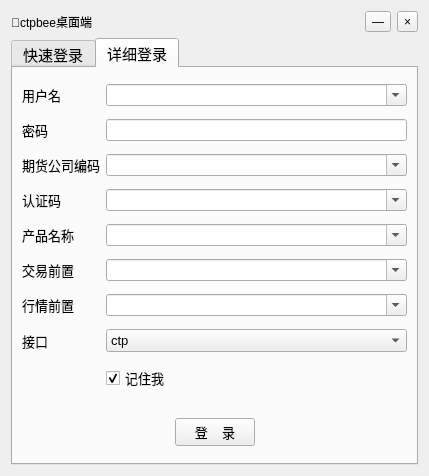
Before: the Qt Designer form app/ui/signin.ui in ctpbee/ctpbee_desktop, drawn with Qt 5.
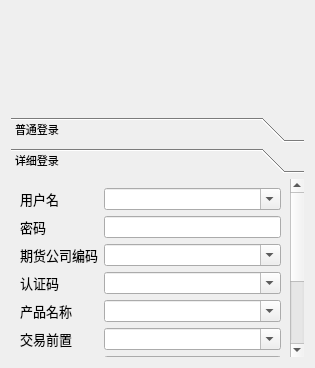
After: the same form once the commit is applied. The open tabs and pages were chosen to show the change. Icons and pictures are not drawn.

```diff
--- a/app/ui/signin.ui
+++ b/app/ui/signin.ui
@@ -9,8 +9,8 @@
    <rect>
     <x>0</x>
     <y>0</y>
-    <width>429</width>
-    <height>476</height>
+    <width>315</width>
+    <height>368</height>
    </rect>
   </property>
   <property name="minimumSize">
@@ -37,45 +37,26 @@
   </property>
   <layout class="QVBoxLayout" name="verticalLayout_3" stretch="0,0">
    <item>
-    <layout class="QHBoxLayout" name="horizontalLayout_3">
-     <item>
-      <widget class="QLabel" name="title">
-       <property name="text">
-        <string>🌈ctpbee桌面端</string>
-       </property>
-      </widget>
-     </item>
-     <item>
-      <spacer name="horizontalSpacer_4">
-       <property name="orientation">
-        <enum>Qt::Horizontal</enum>
-       </property>
-       <property name="sizeHint" stdset="0">
-        <size>
-         <width>40</width>
-         <height>20</height>
-        </size>
-       </property>
-      </spacer>
-     </item>
-     <item>
-      <widget class="QToolButton" name="min_btn">
-       <property name="text">
-        <string>—</string>
-       </property>
-      </widget>
-     </item>
-     <item>
-      <widget class="QToolButton" name="close_btn">
-       <property name="text">
-        <string>×</string>
-       </property>
-      </widget>
-     </item>
-    </layout>
+    <widget class="QLabel" name="label">
+     <property name="minimumSize">
+      <size>
+       <width>0</width>
+       <height>100</height>
+      </size>
+     </property>
+     <property name="layoutDirection">
+      <enum>Qt::LeftToRight</enum>
+     </property>
+     <property name="styleSheet">
+      <string notr="true">image: url(:/menu/images/bee_temp_grey.png);</string>
+     </property>
+     <property name="text">
+      <string/>
+     </property>
+    </widget>
    </item>
    <item>
-    <widget class="QTabWidget" name="login_tab">
+    <widget class="QToolBox" name="login_tab">
      <property name="sizePolicy">
       <sizepolicy hsizetype="Expanding" vsizetype="Expanding">
        <horstretch>100</horstretch>
@@ -84,24 +65,15 @@
      </property>
      <property name="font">
       <font>
-       <pointsize>11</pointsize>
+       <pointsize>8</pointsize>
       </font>
      </property>
      <property name="styleSheet">
       <string notr="true"/>
      </property>
-     <property name="tabPosition">
-      <enum>QTabWidget::North</enum>
-     </property>
-     <property name="tabShape">
-      <enum>QTabWidget::Rounded</enum>
-     </property>
-     <property name="currentIndex">
-      <number>0</number>
-     </property>
-     <widget class="QWidget" name="login1">
-      <attribute name="title">
-       <string>快速登录</string>
+     <widget class="QWidget" name="login_tabPage1" native="true">
+      <attribute name="label">
+       <string>普通登录</string>
       </attribute>
       <layout class="QFormLayout" name="formLayout">
        <item row="1" column="0">
@@ -285,103 +257,13 @@
          </item>
         </layout>
        </item>
-       <item row="6" column="0">
-        <spacer name="verticalSpacer">
-         <property name="orientation">
-          <enum>Qt::Vertical</enum>
-         </property>
-         <property name="sizeHint" stdset="0">
-          <size>
-           <width>20</width>
-           <height>40</height>
-          </size>
-         </property>
-        </spacer>
-       </item>
-       <item row="1" column="1">
-        <widget class="QComboBox" name="userid_sim">
-         <property name="font">
-          <font>
-           <pointsize>8</pointsize>
-          </font>
-         </property>
-         <property name="mouseTracking">
-          <bool>false</bool>
-         </property>
-         <property name="focusPolicy">
-          <enum>Qt::WheelFocus</enum>
-         </property>
-         <property name="editable">
-          <bool>true</bool>
-         </property>
-        </widget>
-       </item>
-       <item row="2" column="1">
-        <widget class="QLineEdit" name="password_sim">
-         <property name="font">
-          <font>
-           <pointsize>8</pointsize>
-          </font>
-         </property>
-         <property name="echoMode">
-          <enum>QLineEdit::Password</enum>
-         </property>
-        </widget>
-       </item>
-       <item row="0" column="0" colspan="2">
-        <widget class="QLabel" name="label">
-         <property name="minimumSize">
-          <size>
-           <width>0</width>
-           <height>100</height>
-          </size>
-         </property>
-         <property name="layoutDirection">
-          <enum>Qt::LeftToRight</enum>
-         </property>
-         <property name="styleSheet">
-          <string notr="true">image: url(:/menu/images/bee_temp_grey.png);</string>
-         </property>
-         <property name="text">
-          <string/>
-         </property>
-        </widget>
-       </item>
-       <item row="6" column="1">
-        <layout class="QHBoxLayout" name="horizontalLayout_4">
-         <item>
-          <widget class="QCheckBox" name="remember_me_sim">
-           <property name="font">
-            <font>
-             <pointsize>10</pointsize>
-            </font>
-           </property>
-           <property name="text">
-            <string>记住我</string>
-           </property>
-          </widget>
-         </item>
-         <item>
-          <widget class="QCheckBox" name="auto_login_sim">
-           <property name="font">
-            <font>
-             <pointsize>10</pointsize>
-            </font>
-           </property>
-           <property name="text">
-            <string>自动登录</string>
-           </property>
-          </widget>
-         </item>
-        </layout>
-       </item>
       </layout>
      </widget>
-     <widget class="QWidget" name="login2">
-      <attribute name="title">
+     <widget class="QWidget" name="login_tabPage2" native="true">
+      <attribute name="label">
        <string>详细登录</string>
       </attribute>
-      <layout class="QFormLayout" name="formLayout_2">
+      <layout class="QGridLayout" name="gridLayout_2">
        <item row="0" column="0">
         <widget class="QLabel" name="label_6">
          <property name="font">
@@ -396,6 +278,18 @@
          </property>
         </widget>
        </item>
+       <item row="0" column="1">
+        <widget class="QComboBox" name="userid">
+         <property name="font">
+          <font>
+           <pointsize>8</pointsize>
+          </font>
+         </property>
+         <property name="editable">
+          <bool>true</bool>
+         </property>
+        </widget>
+       </item>
        <item row="1" column="0">
         <widget class="QLabel" name="label_7">
          <property name="font">
@@ -451,6 +345,18 @@
          </property>
         </widget>
        </item>
+       <item row="2" column="1">
+        <widget class="QComboBox" name="brokerid">
+         <property name="font">
+          <font>
+           <pointsize>8</pointsize>
+          </font>
+         </property>
+         <property name="editable">
+          <bool>true</bool>
+         </property>
+        </widget>
+       </item>
        <item row="3" column="0">
         <widget class="QLabel" name="label_9">
          <property name="font">
@@ -465,6 +371,18 @@
          </property>
         </widget>
        </item>
+       <item row="3" column="1">
+        <widget class="QComboBox" name="auth_code">
+         <property name="font">
+          <font>
+           <pointsize>8</pointsize>
+          </font>
+         </property>
+         <property name="editable">
+          <bool>true</bool>
+         </property>
+        </widget>
+       </item>
        <item row="4" column="0">
         <widget class="QLabel" name="label_10">
          <property name="font">
@@ -479,6 +397,18 @@
          </property>
         </widget>
        </item>
+       <item row="4" column="1">
+        <widget class="QComboBox" name="appid">
+         <property name="font">
+          <font>
+           <pointsize>8</pointsize>
+          </font>
+         </property>
+         <property name="editable">
+          <bool>true</bool>
+         </property>
+        </widget>
+       </item>
        <item row="5" column="0">
         <widget class="QLabel" name="label_11">
          <property name="font">
@@ -493,6 +423,18 @@
          </property>
         </widget>
        </item>
+       <item row="5" column="1">
+        <widget class="QComboBox" name="td_address">
+         <property name="font">
+          <font>
+           <pointsize>8</pointsize>
+          </font>
+         </property>
+         <property name="editable">
+          <bool>true</bool>
+         </property>
+        </widget>
+       </item>
        <item row="6" column="0">
         <widget class="QLabel" name="label_12">
          <property name="font">
@@ -507,6 +449,18 @@
          </property>
         </widget>
        </item>
+       <item row="6" column="1">
+        <widget class="QComboBox" name="md_address">
+         <property name="font">
+          <font>
+           <pointsize>8</pointsize>
+          </font>
+         </property>
+         <property name="editable">
+          <bool>true</bool>
+         </property>
+        </widget>
+       </item>
        <item row="7" column="0">
         <widget class="QLabel" name="label_13">
          <property name="font">
@@ -549,19 +503,6 @@
          </item>
         </widget>
        </item>
-       <item row="8" column="0">
-        <spacer name="verticalSpacer_2">
-         <property name="orientation">
-          <enum>Qt::Vertical</enum>
-         </property>
-         <property name="sizeHint" stdset="0">
-          <size>
-           <width>20</width>
-           <height>40</height>
-          </size>
-         </property>
-        </spacer>
-       </item>
        <item row="8" column="1">
         <widget class="QCheckBox" name="remember_me">
          <property name="maximumSize">
@@ -643,78 +584,6 @@
          </item>
         </layout>
        </item>
-       <item row="0" column="1">
-        <widget class="QComboBox" name="userid">
-         <property name="font">
-          <font>
-           <pointsize>8</pointsize>
-          </font>
-         </property>
-         <property name="editable">
-          <bool>true</bool>
-         </property>
-        </widget>
-       </item>
-       <item row="2" column="1">
-        <widget class="QComboBox" name="brokerid">
-         <property name="font">
-          <font>
-           <pointsize>8</pointsize>
-          </font>
-         </property>
-         <property name="editable">
-          <bool>true</bool>
-         </property>
-        </widget>
-       </item>
-       <item row="3" column="1">
-        <widget class="QComboBox" name="auth_code">
-         <property name="font">
-          <font>
-           <pointsize>8</pointsize>
-          </font>
-         </property>
-         <property name="editable">
-          <bool>true</bool>
-         </property>
-        </widget>
-       </item>
-       <item row="4" column="1">
-        <widget class="QComboBox" name="appid">
-         <property name="font">
-          <font>
-           <pointsize>8</pointsize>
-          </font>
-         </property>
-         <property name="editable">
-          <bool>true</bool>
-         </property>
-        </widget>
-       </item>
-       <item row="5" column="1">
-        <widget class="QComboBox" name="td_address">
-         <property name="font">
-          <font>
-           <pointsize>8</pointsize>
-          </font>
-         </property>
-         <property name="editable">
-          <bool>true</bool>
-         </property>
-        </widget>
-       </item>
-       <item row="6" column="1">
-        <widget class="QComboBox" name="md_address">
-         <property name="font">
-          <font>
-           <pointsize>8</pointsize>
-          </font>
-         </property>
-         <property name="editable">
-          <bool>true</bool>
-         </property>
-        </widget>
-       </item>
       </layout>
      </widget>
     </widget>
```
Left out of the diff: 59 changed lines with no effect on the pictures.
